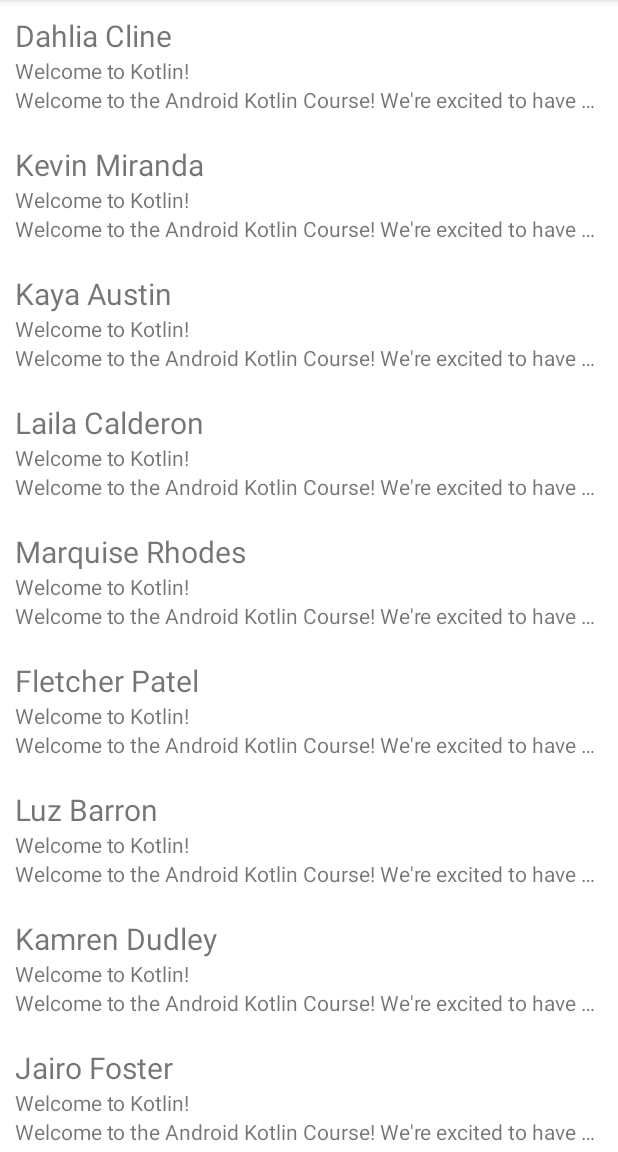
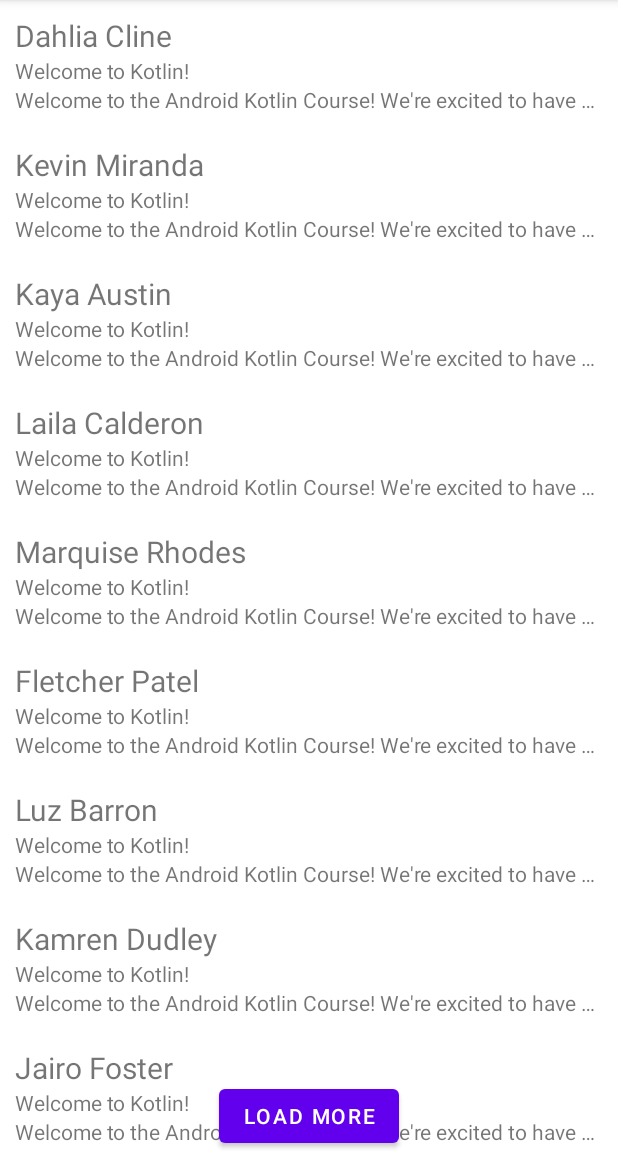
Before and after one commit to promysto/CodepathMail, an Android app: the screen it shows after launch (MainActivity), on a phone screen of 412 x 824 dp, the part 84-1236 px from its top. Run offline under Robolectric (Android 15) with nearby library versions, the phone set to English and light mode, and no system bars.

Commit message:
added load more button and functionality

```diff
--- a/app/src/main/java/com/example/codepathmail/MainActivity.kt
+++ b/app/src/main/java/com/example/codepathmail/MainActivity.kt
@@ -23,5 +23,14 @@ class MainActivity : AppCompatActivity() {
         // Set layout manager to position the items
         emailsRv.layoutManager = LinearLayoutManager(this)
 
+        findViewById<Button>(R.id.button).setOnClickListener {
+            // Fetch next 5 emails
+            val newEmails = EmailFetcher.getNext5Emails()
+            // Add new emails to existing list of emails
+            (emails as MutableList<Email>).addAll(newEmails)
+            // Notify the adapter there's new emails so the RecyclerView layout is updated
+            adapter.notifyDataSetChanged()
+        }
+
     }
 }
--- a/app/src/main/res/layout/activity_main.xml
+++ b/app/src/main/res/layout/activity_main.xml
@@ -12,7 +12,18 @@
         android:layout_height="0dp"
         app:layout_constraintBottom_toBottomOf="parent"
         app:layout_constraintEnd_toEndOf="parent"
+        app:layout_constraintHorizontal_bias="0.0"
         app:layout_constraintStart_toStartOf="parent"
-        app:layout_constraintTop_toTopOf="parent" />
+        app:layout_constraintTop_toTopOf="parent"
+        app:layout_constraintVertical_bias="0.0" />
+
+    <Button
+        android:id="@+id/button"
+        android:layout_width="wrap_content"
+        android:layout_height="wrap_content"
+        android:text="Load more"
+        app:layout_constraintBottom_toBottomOf="@+id/emailsRv"
+        app:layout_constraintEnd_toEndOf="parent"
+        app:layout_constraintStart_toStartOf="parent" />
 
 </androidx.constraintlayout.widget.ConstraintLayout>
```
